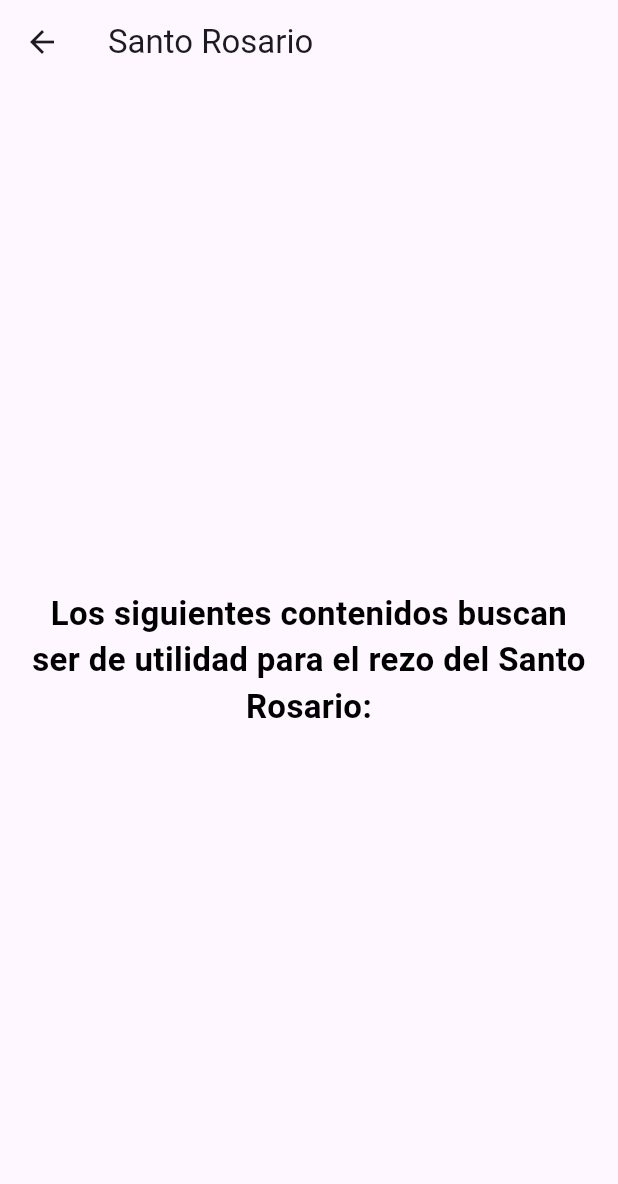
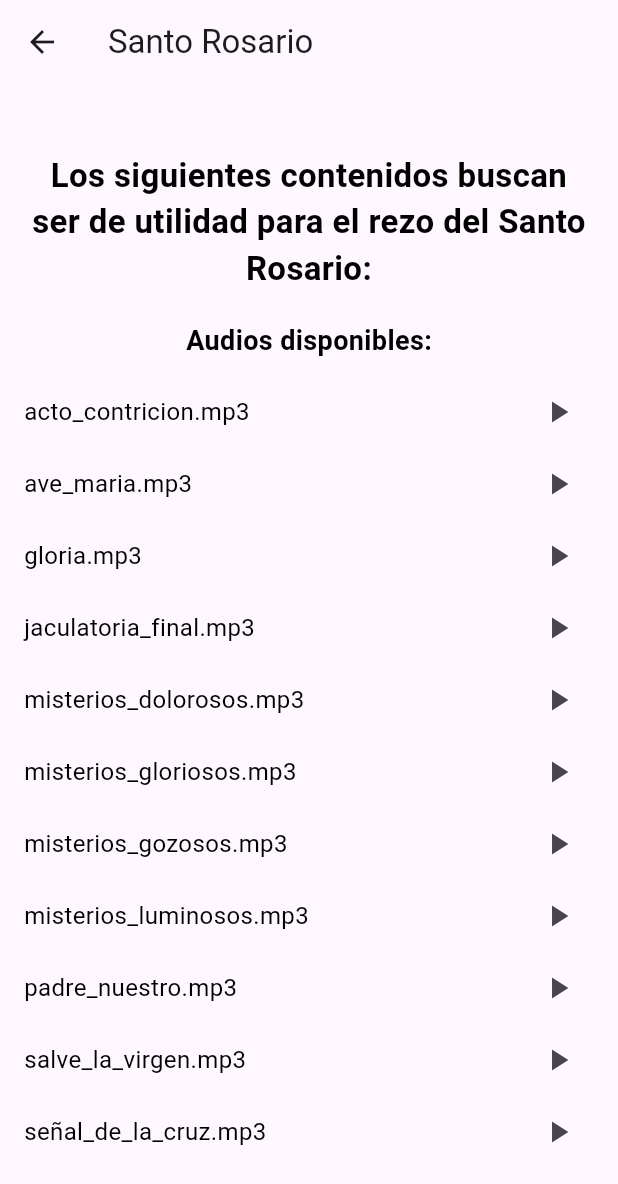
Before and after one commit to meimeifriend/alcielo_1octubre_b, a Flutter app: the RosarioScreen screen opened directly, on a phone screen of 412 x 824 dp. Shown: the top 1184 px of the screen. Run offline on Flutter 3.47's test engine with Material 3 defaults, Android fonts, the phone set to English and light mode, and no system bars; our stand-ins replace audioplayers, video_player.

Commit message:
audios agregados al santo rosario pero no logro que se reproduzcan

```diff
--- a/lib/screens/rosario_screen.dart
+++ b/lib/screens/rosario_screen.dart
@@ -1,16 +1,34 @@
 import 'package:flutter/material.dart';
+import 'package:audioplayers/audioplayers.dart';
 
 class RosarioScreen extends StatelessWidget {
   const RosarioScreen({super.key});
+
+  static const List<String> audioFiles = [
+    'assets/audios/acto_contricion.mp3',
+    'assets/audios/ave_maria.mp3',
+    'assets/audios/gloria.mp3',
+    'assets/audios/jaculatoria_final.mp3',
+    'assets/audios/misterios_dolorosos.mp3',
+    'assets/audios/misterios_gloriosos.mp3',
+    'assets/audios/misterios_gozosos.mp3',
+    'assets/audios/misterios_luminosos.mp3',
+    'assets/audios/padre_nuestro.mp3',
+    'assets/audios/salve_la_virgen.mp3',
+    'assets/audios/señal_de_la_cruz.mp3',
+  ];
 
   @override
   Widget build(BuildContext context) {
     return Scaffold(
       appBar: AppBar(title: const Text('Santo Rosario')),
-      body: const Center(
+      body: Center(
         child: Padding(
-          padding: EdgeInsets.all(16.0),
-          child: Text(
+          padding: const EdgeInsets.all(16.0),
+          child: Column(
+            mainAxisAlignment: MainAxisAlignment.center,
+            children: [
+              const Text(
                 'Los siguientes contenidos buscan ser de utilidad para el rezo del Santo Rosario:',
                 style: TextStyle(
                   fontSize: 22,
@@ -19,8 +37,73 @@ class RosarioScreen extends StatelessWidget {
                 ),
                 textAlign: TextAlign.center,
               ),
+              const SizedBox(height: 20), // Espaciado entre los textos
+              const Text(
+                'Audios disponibles:',
+                style: TextStyle(
+                  fontSize: 18,
+                  fontWeight: FontWeight.bold,
+                  color: Colors.black,
+                ),
+              ),
+              const SizedBox(height: 10), // Espaciado entre los textos
+              ...audioFiles.map((audioFile) {
+                return AudioPlayerWidget(audioFile: audioFile);
+              }).toList(),
+            ],
+          ),
         ),
       ),
     );
   }
 }
+
+class AudioPlayerWidget extends StatefulWidget {
+  final String audioFile;
+
+  const AudioPlayerWidget({Key? key, required this.audioFile}) : super(key: key);
+
+  @override
+  _AudioPlayerWidgetState createState() => _AudioPlayerWidgetState();
+}
+
+class _AudioPlayerWidgetState extends State<AudioPlayerWidget> {
+  final AudioPlayer _audioPlayer = AudioPlayer();
+  bool isPlaying = false;
+
+  void _playAudio() async {
+    if (isPlaying) {
+      await _audioPlayer.stop();
+    } else {
+      await _audioPlayer.play(AssetSource(widget.audioFile)); // Usar AssetSource directamente
+    }
+    setState(() {
+      isPlaying = !isPlaying;
+    });
+  }
+
+  @override
+  Widget build(BuildContext context) {
+    return Row(
+      mainAxisAlignment: MainAxisAlignment.spaceBetween,
+      children: [
+        Expanded(
+          child: Text(
+            widget.audioFile.split('/').last,
+            style: const TextStyle(fontSize: 16, color: Colors.black),
+          ),
+        ),
+        IconButton(
+          icon: Icon(isPlaying ? Icons.pause : Icons.play_arrow),
+          onPressed: _playAudio,
+        ),
+      ],
+    );
+  }
+
+  @override
+  void dispose() {
+    _audioPlayer.dispose();
+    super.dispose();
+  }
+}
```
Also changed, not shown: pubspec.yaml (+12 -0 lines), pubspec.lock, 16 other files. Lines whose indentation alone changed are shown as unchanged.
